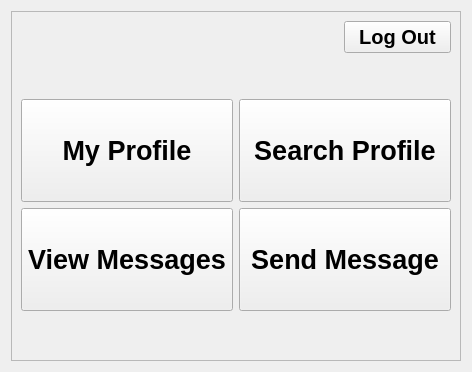
Above: User_app/ui/MainMenuWidget.ui from edugaidano/Little-Social-Network before the change. Below: the same form after it.
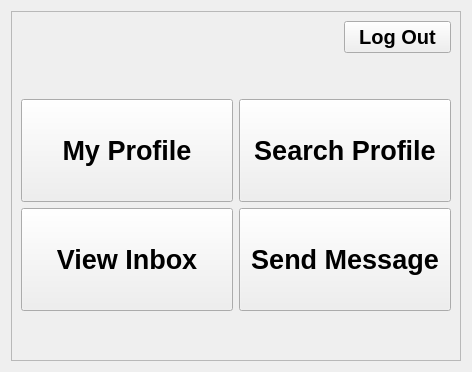
That is the form after the change.

```diff
--- a/User_app/ui/MainMenuWidget.ui
+++ b/User_app/ui/MainMenuWidget.ui
@@ -173,7 +173,7 @@
            </font>
           </property>
           <property name="text">
-           <string>View Messages</string>
+           <string>View Inbox</string>
           </property>
          </widget>
         </item>
```
Left out of the diff: 2 changed lines with no effect on the pictures.
